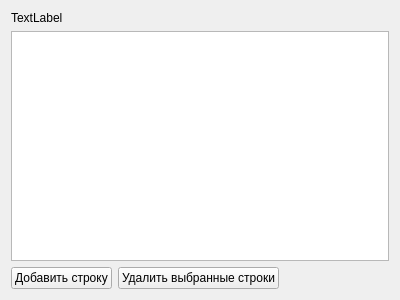
sm4ll-3gg/USCADProjectCreator, file pages/auxiliary_classes/datainputwidget.ui: the form before one commit.
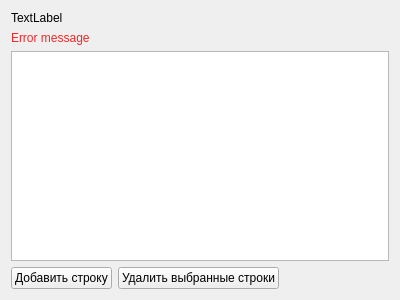
The form after the commit.

```diff
--- a/pages/auxiliary_classes/datainputwidget.ui
+++ b/pages/auxiliary_classes/datainputwidget.ui
@@ -13,6 +13,11 @@
   <property name="windowTitle">
    <string>Form</string>
   </property>
+  <property name="styleSheet">
+   <string notr="true">QLabel#errorLabel {
+color: rgb(239, 41, 41);
+}</string>
+  </property>
   <layout class="QVBoxLayout" name="verticalLayout">
    <item>
     <widget class="QLabel" name="description">
@@ -30,6 +35,13 @@
      </property>
     </widget>
    </item>
+   <item>
+    <widget class="QLabel" name="errorLabel">
+     <property name="text">
+      <string>&lt;html&gt;&lt;head/&gt;&lt;body&gt;&lt;p&gt;&lt;span style=&quot; color:#ef2929;&quot;&gt;Error message&lt;/span&gt;&lt;/p&gt;&lt;/body&gt;&lt;/html&gt;</string>
+     </property>
+    </widget>
+   </item>
    <item>
     <widget class="QTableWidget" name="table">
      <property name="sizePolicy">
```
